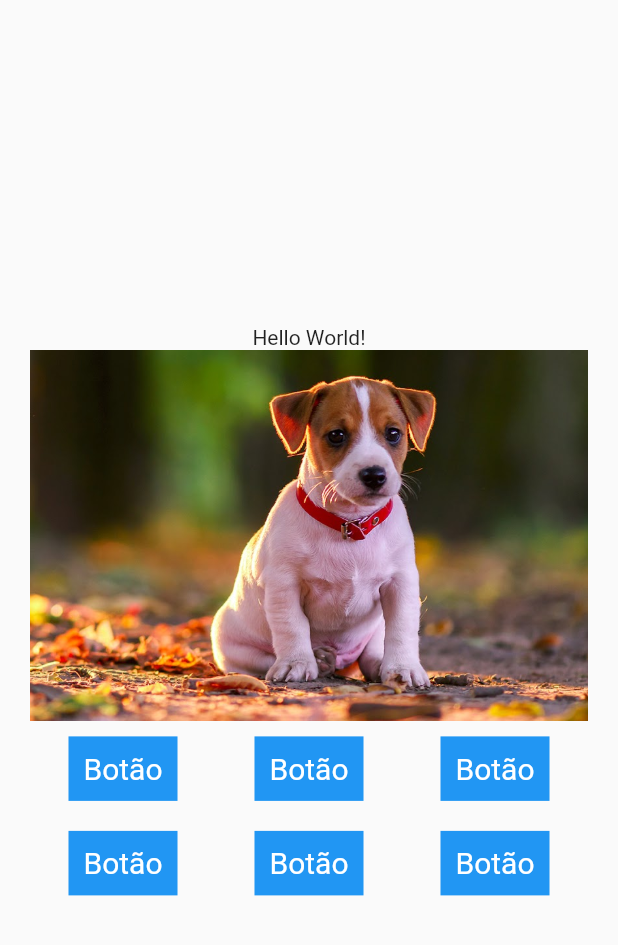
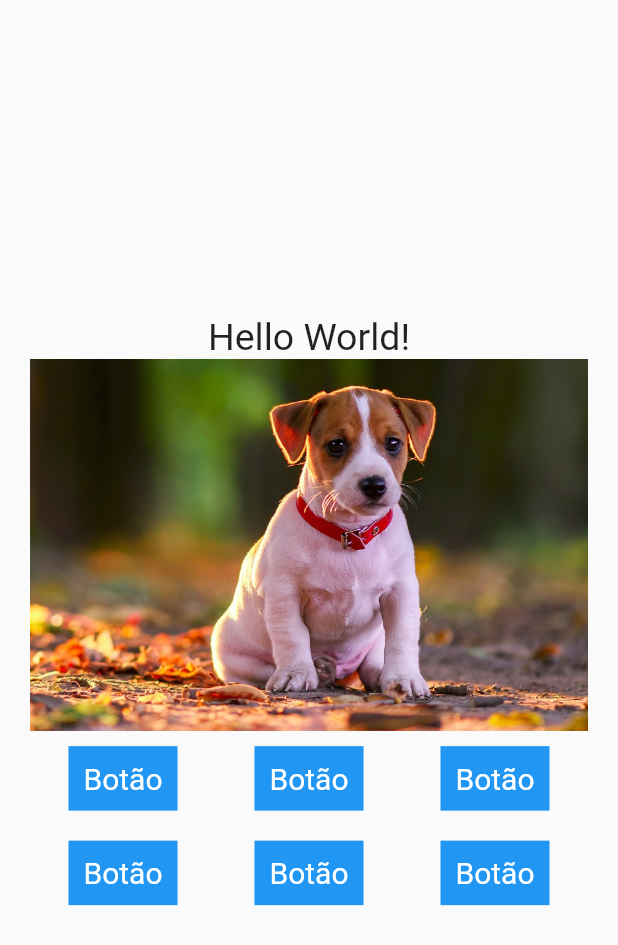
Before and after one commit to crishard/Flutter_apps, a Flutter app: the screen it shows after launch, on a phone screen of 412 x 824 dp. Shown: the top 945 px of the screen. Run offline on Flutter 3.47's test engine with Material 2 defaults, Android fonts, the phone set to English and light mode, and no system bars.

Commit message:
exercicio completo

```diff
--- a/exemplo2/lib/main.dart
+++ b/exemplo2/lib/main.dart
@@ -35,7 +35,7 @@ class _MyHomePageState extends State<MyHomePage> {
               crossAxisAlignment: CrossAxisAlignment.center,
               children: [
 
-                const Text("Hello World!"),
+                const Text("Hello World!", style: TextStyle(fontSize: 25),),
                 const Image(image: AssetImage("assets/images/chorrin.jpg")),
                 Row(
                   crossAxisAlignment: CrossAxisAlignment.center,
@@ -58,10 +58,7 @@ class _MyHomePageState extends State<MyHomePage> {
               ],
             ),
         ),
-
       ),
-
-
     );
   }
 }
```
